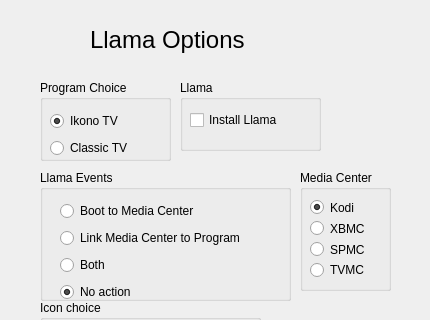
kbrack1/adbFire, file llamadialog.ui: the form before one commit; both pictures show x 0 to 430 and y 0 to 320 of the 430 by 480 pixel window.
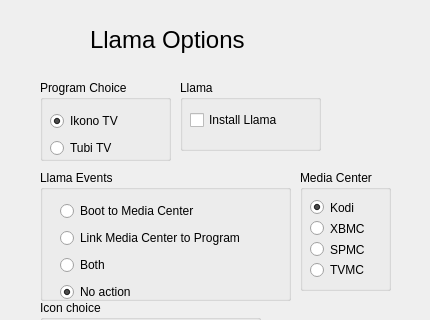
The form after the commit.

```diff
--- a/llamadialog.ui
+++ b/llamadialog.ui
@@ -202,7 +202,7 @@
         <string>&lt;html&gt;&lt;head/&gt;&lt;body&gt;&lt;p&gt;ClassicTV is a priigram used as as a surrogate for your media center on the Fire TV's home page Recent section. &lt;/p&gt;&lt;/body&gt;&lt;/html&gt;</string>
        </property>
        <property name="text">
-        <string>Classic TV</string>
+        <string>Tubi TV</string>
        </property>
       </widget>
      </item>
```
Left out of the diff: 2 changed lines with no effect on the pictures.
